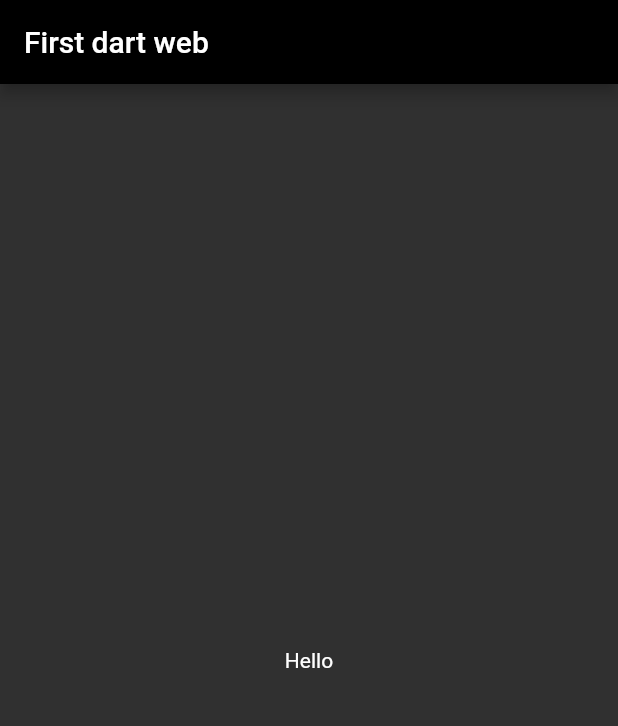
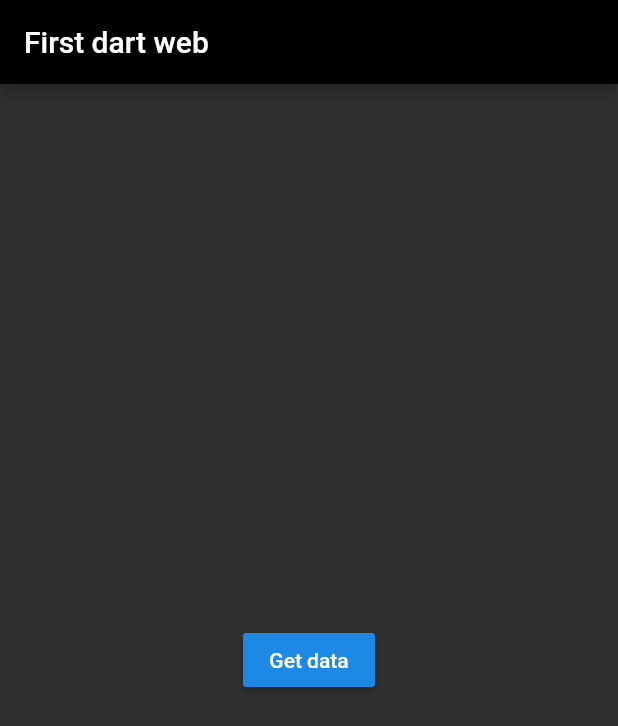
Before and after one commit to HollowHoodie/FirstDartWeb, a Flutter app: the screen it shows after launch, on a phone screen of 412 x 824 dp. Shown: the top 726 px of the screen. Run offline on Flutter 3.47's test engine with Material 2 defaults, Android fonts, the phone set to English and light mode, and no system bars; missing offline and left inert: flutter_web; network calls fail; Roboto replaces fonts that are missing (Hind, Montserrat).

Commit message:
try: get data button using raised button

```diff
--- a/lib/widgets/get_data_button.dart
+++ b/lib/widgets/get_data_button.dart
@@ -1,8 +1,13 @@
+import 'package:flutter_web/material.dart';
 import 'package:flutter_web/widgets.dart';
 
-class GetDataButton extends StatelessWidget{
+class GetDataButton extends StatelessWidget {
   @override
   Widget build(BuildContext context) {
-    return Text('Hello');
+    return new RaisedButton(
+        onPressed: () {
+          print("click");
+        },
+        child: Text('Get data'));
   }
 }
```
